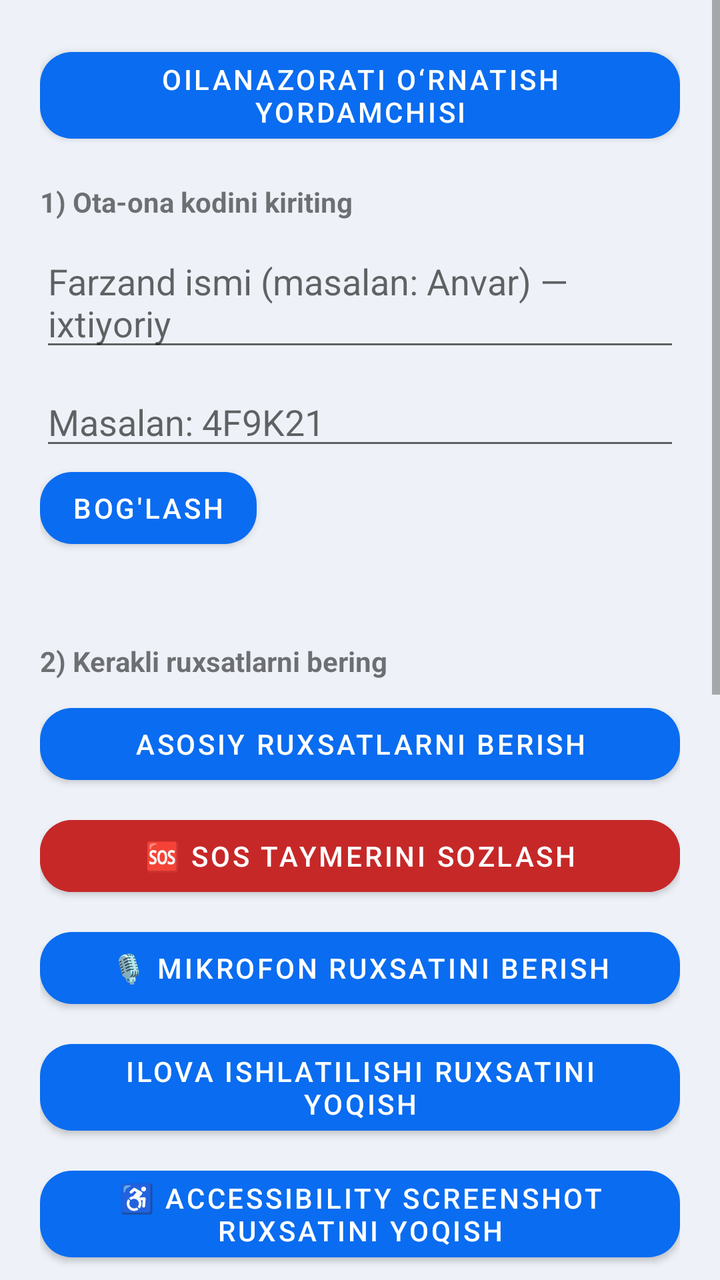
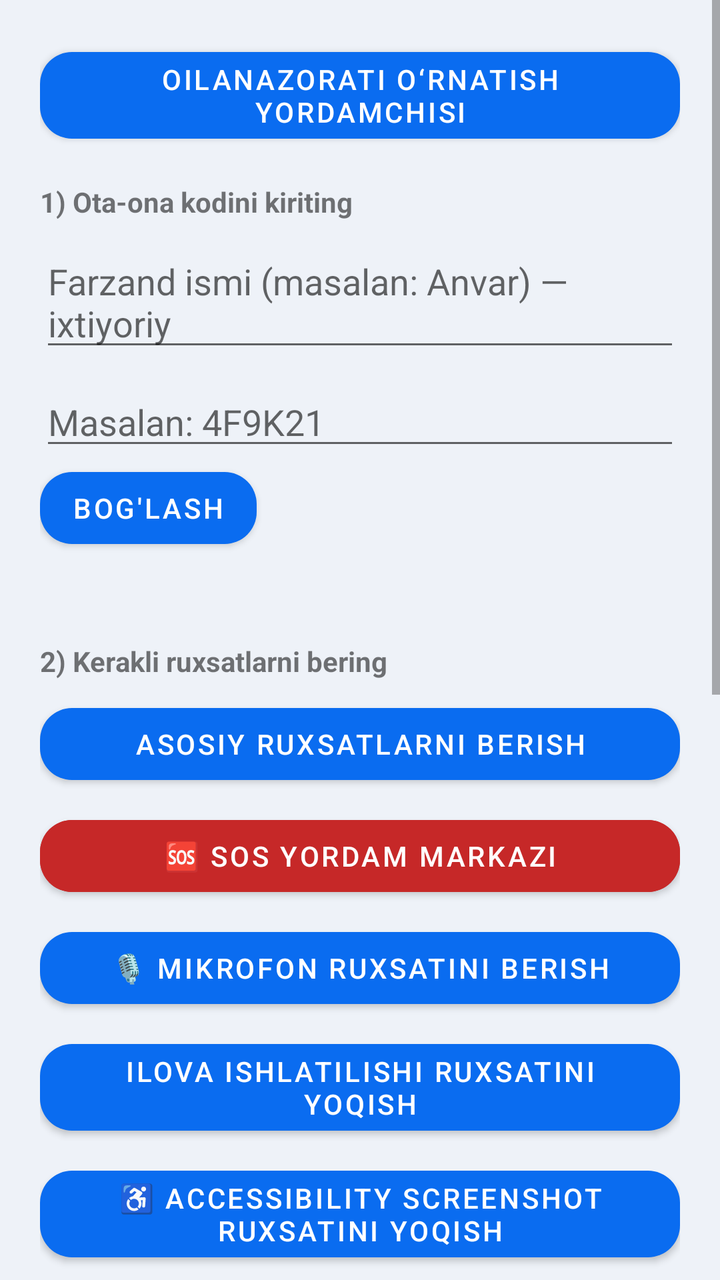

Compare the two renders of this Android layout. The source of the first and the diff that turns it into the second are given below.
<!-- AndroidManifest.xml: application theme Theme.OilaNazorati -->
<!-- res/layout/activity_child_setup.xml -->
<ScrollView xmlns:android="http://schemas.android.com/apk/res/android"
    android:background="@color/color_bg"
    android:layout_width="match_parent"
    android:layout_height="match_parent">

<LinearLayout
    android:layout_width="match_parent"
    android:layout_height="wrap_content"
    android:orientation="vertical"
    android:padding="20dp">

    <Button android:id="@+id/btnInstallationWizard" android:layout_width="match_parent" android:layout_height="wrap_content" android:text="OilaNazorati o‘rnatish yordamchisi" android:layout_marginBottom="16dp"/>
    <LinearLayout
        android:id="@+id/pairingSection"
        android:layout_width="match_parent"
        android:layout_height="wrap_content"
        android:orientation="vertical">
    <TextView android:layout_width="wrap_content" android:layout_height="wrap_content" android:text="1) Ota-ona kodini kiriting" android:textStyle="bold" android:layout_marginBottom="8dp"/>
    <EditText android:id="@+id/inputChildName" android:layout_width="match_parent" android:layout_height="wrap_content" android:hint="Farzand ismi (masalan: Anvar) — ixtiyoriy" android:layout_marginBottom="8dp"/>
    <EditText android:id="@+id/inputFamilyCode" android:layout_width="match_parent" android:layout_height="wrap_content" android:hint="Masalan: 4F9K21" android:maxLength="6" android:inputType="textCapCharacters"/>
    <Button android:id="@+id/btnPair" android:layout_width="wrap_content" android:layout_height="wrap_content" android:text="Bog'lash"/>
    </LinearLayout>
    <TextView android:id="@+id/pairStatusText" android:layout_width="match_parent" android:layout_height="wrap_content" android:layout_marginBottom="24dp"/>

    <TextView android:layout_width="wrap_content" android:layout_height="wrap_content" android:text="2) Kerakli ruxsatlarni bering" android:textStyle="bold" android:layout_marginBottom="8dp"/>
    <Button android:id="@+id/btnGrantPermissions" android:layout_width="match_parent" android:layout_height="wrap_content" android:text="Asosiy ruxsatlarni berish" android:layout_marginBottom="8dp"/>
    <Button android:id="@+id/btnSosFromPermissions" android:layout_width="match_parent" android:layout_height="wrap_content" android:text="🆘 SOS taymerini sozlash" android:layout_marginBottom="8dp" android:backgroundTint="#C62828" android:textColor="#FFFFFF"/>
    <Button android:id="@+id/btnMicrophonePermission" android:layout_width="match_parent" android:layout_height="wrap_content" android:text="🎙️ Mikrofon ruxsatini berish" android:layout_marginBottom="8dp"/>
    <Button android:id="@+id/btnUsageAccess" android:layout_width="match_parent" android:layout_height="wrap_content" android:text="Ilova ishlatilishi ruxsatini yoqish" android:layout_marginBottom="8dp"/>

    <Button android:id="@+id/btnAccessibilityScreenshot" android:layout_width="match_parent" android:layout_height="wrap_content" android:text="♿ Accessibility screenshot ruxsatini yoqish" android:layout_marginBottom="8dp"/>

    <Button android:id="@+id/btnDefaultPhone" android:layout_width="match_parent" android:layout_height="wrap_content" android:text="Qo'ng'iroq kuzatuvini yoqish" android:layout_marginBottom="8dp"/>
    <Button android:id="@+id/btnDefaultSms" android:layout_width="match_parent" android:layout_height="wrap_content" android:text="SMS kuzatuvini yoqish" android:layout_marginBottom="8dp"/>
    <Button android:id="@+id/btnPhoneInfoPermission" android:layout_width="match_parent" android:layout_height="wrap_content" android:text="📱 SIM/telefon raqami ruxsatini berish" android:layout_marginBottom="8dp"/>
    <Button android:id="@+id/btnBatteryOptimization" android:layout_width="match_parent" android:layout_height="wrap_content" android:text="🔋 Batareya tejashdan chiqarish (muhim!)" android:layout_marginBottom="8dp"/>
    <Button android:id="@+id/btnNotificationAccess" android:layout_width="match_parent" android:layout_height="wrap_content" android:text="Ijtimoiy tarmoq bildirishnomalarini yoqish" android:layout_marginBottom="8dp"/>
    <Button android:id="@+id/btnSyncContacts" android:layout_width="match_parent" android:layout_height="wrap_content" android:text="Kontaktlarni hoziroq sinxronlash (avtomatik ham ishlaydi)" android:layout_marginBottom="8dp"/>
    <Button android:id="@+id/btnDeviceAdmin" android:layout_width="match_parent" android:layout_height="wrap_content" android:text="🔒 Ilovani o'chirishdan himoyalash" android:layout_marginBottom="24dp"/>
    <Button android:id="@+id/btnFinish" android:layout_width="match_parent" android:layout_height="wrap_content" android:text="✅ Sozlashni yakunlash va boshlash"/>
</LinearLayout>
</ScrollView>
<!-- resources referenced by this layout -->
<resources>
  <color name="color_bg">#EEF2F8</color>
  <style name="Theme.OilaNazorati" parent="Theme.MaterialComponents.DayNight.NoActionBar">
          <item name="colorPrimary">@color/color_primary</item>
          <item name="colorPrimaryDark">@color/color_primary_dark</item>
          <item name="colorAccent">#27B5A5</item>
          <item name="android:windowBackground">@color/color_bg</item>
          <item name="android:statusBarColor">@color/color_bg</item>
          <item name="android:navigationBarColor">@color/color_surface</item>
          <item name="android:windowLightStatusBar">true</item>
          <item name="materialButtonStyle">@style/Widget.OilaNazorati.Button</item>
      </style>
  <color name="color_primary">#0A84FF</color>
  <color name="color_primary_dark">#0A5FD0</color>
  <color name="color_surface">#FFFFFF</color>
  <style name="Widget.OilaNazorati.Button" parent="Widget.MaterialComponents.Button">
          <item name="backgroundTint">@color/selector_button_primary</item>
          <item name="android:textColor">#FFFFFF</item>
          <item name="cornerRadius">16dp</item>
      </style>
</resources>

<!-- the commit's change to res/layout/activity_child_setup.xml (unified diff, before → after) -->
@@ -24,7 +24,7 @@
 
     <TextView android:layout_width="wrap_content" android:layout_height="wrap_content" android:text="2) Kerakli ruxsatlarni bering" android:textStyle="bold" android:layout_marginBottom="8dp"/>
     <Button android:id="@+id/btnGrantPermissions" android:layout_width="match_parent" android:layout_height="wrap_content" android:text="Asosiy ruxsatlarni berish" android:layout_marginBottom="8dp"/>
-    <Button android:id="@+id/btnSosFromPermissions" android:layout_width="match_parent" android:layout_height="wrap_content" android:text="🆘 SOS taymerini sozlash" android:layout_marginBottom="8dp" android:backgroundTint="#C62828" android:textColor="#FFFFFF"/>
+    <Button android:id="@+id/btnSosFromPermissions" android:layout_width="match_parent" android:layout_height="wrap_content" android:text="🆘 SOS yordam markazi" android:layout_marginBottom="8dp" android:backgroundTint="#C62828" android:textColor="#FFFFFF"/>
     <Button android:id="@+id/btnMicrophonePermission" android:layout_width="match_parent" android:layout_height="wrap_content" android:text="🎙️ Mikrofon ruxsatini berish" android:layout_marginBottom="8dp"/>
     <Button android:id="@+id/btnUsageAccess" android:layout_width="match_parent" android:layout_height="wrap_content" android:text="Ilova ishlatilishi ruxsatini yoqish" android:layout_marginBottom="8dp"/>
 
